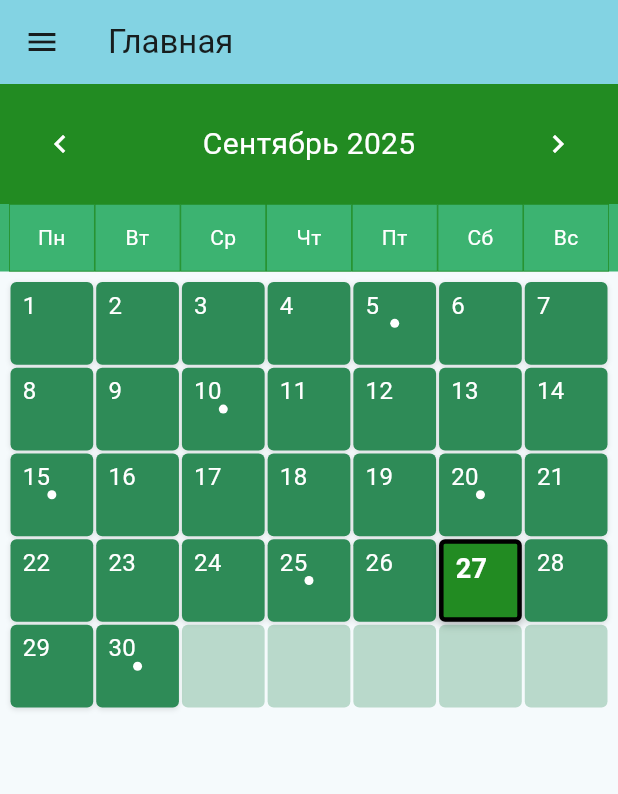
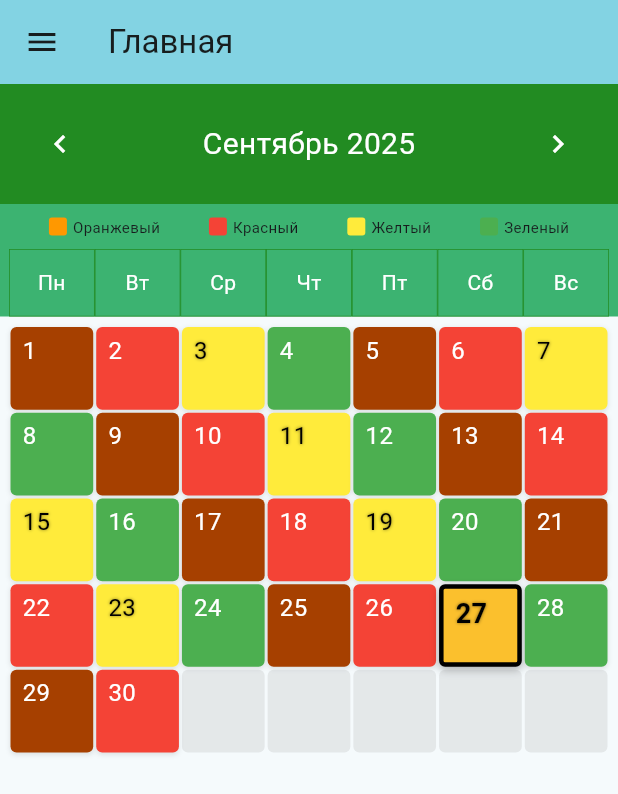
Before and after one commit to yzhjdjq/ScheduleWorkShifts, a Flutter app: the screen it shows after launch, on a phone screen of 412 x 824 dp. Shown: the top 794 px of the screen. Run offline on Flutter 3.47's test engine with Material 3 defaults, Android fonts, the phone set to English and light mode, and no system bars.

Commit message:
Add painting for static periodic cycle

```diff
--- a/lib/pages/home_page.dart
+++ b/lib/pages/home_page.dart
@@ -13,23 +13,36 @@ class _HomePageState extends State<HomePage> {
   late int _firstWeekday;
 
   // Цвета для календаря
-  final Color _seaGreen = const Color(0xFF2E8B57);
+  // final Color _seaGreen = const Color(0xFF2E8B57);
   final Color _seaGreenLight = const Color(0xFF3CB371);
   final Color _seaGreenDark = const Color(0xFF228B22);
   final Color _textColor = Colors.white;
 
+  // Цветовая палитра для периодической расцветки (цикл 4 дня)
+  final List<Color> _periodicColors = [
+    Color(0xFFA64000),      // День 1: Оранжевый
+    Colors.red,         // День 2: Красный
+    Colors.yellow,      // День 3: Желтый
+    Colors.green,       // День 4: Зеленый
+  ];
+
+  // Темные версии цветов для выделения текущего дня
+  final List<Color> _periodicColorsDark = [
+    Colors.orange.shade700,     // Темно-оранжевый
+    Colors.red.shade700,        // Темно-красный
+    Colors.yellow.shade700,     // Темно-желтый
+    Colors.green.shade700,      // Темно-зеленый
+  ];
+
   @override
   void initState() {
     super.initState();
-    _currentDate = DateTime.now(); // Инициализируем здесь
+    _currentDate = DateTime.now();
     _calculateCalendarData();
   }
 
   void _calculateCalendarData() {
-    // Количество дней в текущем месяце
     _daysInMonth = DateTime(_currentDate.year, _currentDate.month + 1, 0).day;
-
-    // Первый день месяца (1 = Monday, 7 = Sunday)
     _firstWeekday = DateTime(_currentDate.year, _currentDate.month, 1).weekday;
   }
 
@@ -38,24 +51,18 @@ class _HomePageState extends State<HomePage> {
     return Scaffold(
       body: Column(
         children: [
-          // Заголовок с текущим месяцем и годом
           _buildCalendarHeader(context),
-
-          // Дни недели
           _buildWeekDaysHeader(),
-
-          // Сетка календаря
-          Expanded(
-            child: _buildCalendarGrid(),
-          ),
+          Expanded(child: _buildCalendarGrid()),
         ],
       ),
     );
   }
 
-  // Заголовок календаря
   Widget _buildCalendarHeader(BuildContext context) {
-    return Container(
+    return Column(
+      children: [
+        Container(
           padding: const EdgeInsets.all(16),
           color: _seaGreenDark,
           child: Row(
@@ -79,16 +86,54 @@ class _HomePageState extends State<HomePage> {
               ),
             ],
           ),
+        ),
+        _buildColorLegend(),
+      ],
     );
   }
 
-  // Заголовок дней недели
+  Widget _buildColorLegend() {
+    return Container(
+      color: _seaGreenLight,
+      padding: const EdgeInsets.symmetric(vertical: 8),
+      child: Row(
+        mainAxisAlignment: MainAxisAlignment.spaceEvenly,
+        children: [
+          _buildLegendItem('Оранжевый', Colors.orange),
+          _buildLegendItem('Красный', Colors.red),
+          _buildLegendItem('Желтый', Colors.yellow),
+          _buildLegendItem('Зеленый', Colors.green),
+        ],
+      ),
+    );
+  }
+
+  Widget _buildLegendItem(String text, Color color) {
+    return Row(
+      children: [
+        Container(
+          width: 12,
+          height: 12,
+          decoration: BoxDecoration(
+            color: color,
+            borderRadius: BorderRadius.circular(2),
+          ),
+        ),
+        const SizedBox(width: 4),
+        Text(
+          text,
+          style: const TextStyle(fontSize: 10),
+        ),
+      ],
+    );
+  }
+
   Widget _buildWeekDaysHeader() {
     const List<String> weekDays = ['Пн', 'Вт', 'Ср', 'Чт', 'Пт', 'Сб', 'Вс'];
 
     return Container(
       color: _seaGreenLight,
-      padding: EdgeInsets.symmetric(horizontal: 6),
+      padding: const EdgeInsets.symmetric(horizontal: 6),
       child: Row(
         children: weekDays.map((day) => Expanded(
           child: Container(
@@ -111,22 +156,18 @@ class _HomePageState extends State<HomePage> {
     );
   }
 
-  // Сетка календаря
   Widget _buildCalendarGrid() {
-    final int totalCells = 35; // 5 недель × 7 дней
+    final int totalCells = 35;
     final List<Widget> cells = [];
 
-    // Добавляем пустые ячейки перед первым днем месяца
     for (int i = 1; i < _firstWeekday; i++) {
       cells.add(_buildEmptyCell());
     }
 
-    // Добавляем ячейки с днями месяца
     for (int day = 1; day <= _daysInMonth; day++) {
       cells.add(_buildDayCell(day));
     }
 
-    // Добавляем пустые ячейки после последнего дня месяца
     final int remainingCells = totalCells - cells.length;
     for (int i = 0; i < remainingCells; i++) {
       cells.add(_buildEmptyCell());
@@ -135,18 +176,19 @@ class _HomePageState extends State<HomePage> {
     return GridView.count(
       crossAxisCount: 7,
       childAspectRatio: 1.0,
-      padding: EdgeInsets.all(6),
+      padding: const EdgeInsets.all(6),
       children: cells,
     );
   }
 
-  // Ячейка с днем
   Widget _buildDayCell(int day) {
     final bool isToday = _isToday(day);
+    final Color dayColor = _getDayColor(day);
+    final Color dayColorDark = _getDayColorDark(day);
 
     // Базовый decoration
     BoxDecoration decoration = BoxDecoration(
-      color: _seaGreen,
+      color: dayColor,
       borderRadius: BorderRadius.circular(4),
       boxShadow: [
         BoxShadow(
@@ -160,7 +202,7 @@ class _HomePageState extends State<HomePage> {
     // Если сегодняшний день - добавляем особые стили
     if (isToday) {
       decoration = decoration.copyWith(
-        color: _seaGreenDark,
+        color: dayColorDark,
         boxShadow: [
           BoxShadow(
             color: Colors.black.withValues(alpha: .3),
@@ -183,9 +225,16 @@ class _HomePageState extends State<HomePage> {
             child: Text(
               day.toString(),
               style: TextStyle(
-                color: _textColor,
+                color: _getTextColorForBackground(dayColor), // Автоподбор цвета текста
                 fontWeight: isToday ? FontWeight.bold : FontWeight.normal,
                 fontSize: isToday ? 18 : 16,
+                shadows: [
+                  if (_needsTextShadow(dayColor))
+                    Shadow(
+                      color: Colors.black.withValues(alpha: .5),
+                      blurRadius: 2,
+                    ),
+                ],
               ),
             ),
           ),
@@ -195,53 +244,65 @@ class _HomePageState extends State<HomePage> {
     );
   }
 
-  // Пустая ячейка
+  // Получение цвета для дня по циклу 4 дня
+  Color _getDayColor(int day) {
+    final int colorIndex = (day - 1) % _periodicColors.length;
+    return _periodicColors[colorIndex];
+  }
+
+  // Получение темного цвета для выделения текущего дня
+  Color _getDayColorDark(int day) {
+    final int colorIndex = (day - 1) % _periodicColorsDark.length;
+    return _periodicColorsDark[colorIndex];
+  }
+
+  // Получение цвета текста в зависимости от фона
+  Color _getTextColorForBackground(Color backgroundColor) {
+    // Вычисляем яркость цвета
+    final double luminance = backgroundColor.computeLuminance();
+    // Если цвет светлый - используем черный текст, если темный - белый
+    return luminance > 0.5 ? Colors.black : Colors.white;
+  }
+
+  // Проверка, нужна ли тень для текста
+  bool _needsTextShadow(Color backgroundColor) {
+    final double luminance = backgroundColor.computeLuminance();
+    return luminance > 0.7; // Тень для очень светлых цветов
+  }
+
   Widget _buildEmptyCell() {
     return Container(
       margin: const EdgeInsets.all(1),
       decoration: BoxDecoration(
-        color: _seaGreen.withValues(alpha: .3),
+        color: Colors.grey.withValues(alpha: .2),
         borderRadius: BorderRadius.circular(4),
       ),
     );
   }
 
-  // Содержимое ячейки (можно кастомизировать)
   Widget _buildCellContent(int day) {
-    // Пример: показываем точку если день кратен 5
-    if (day % 5 == 0) {
-      return Container(
-        width: 6,
-        height: 6,
-        decoration: const BoxDecoration(
-          color: Colors.white,
-          shape: BoxShape.circle,
-        ),
-      );
+    // Можно добавить дополнительный контент в зависимости от дня
+    final int dayType = (day - 1) % 4;
+
+    switch (dayType) {
+      default:
+        return const SizedBox.shrink();
+    }
   }
 
-    return const SizedBox.shrink();
+  bool _isToday(int day) {
+    final DateTime now = DateTime.now();
+    return day == now.day && _currentDate.month == now.month && _currentDate.year == now.year;
   }
 
-  // Проверка, является ли день сегодняшним
-  bool _isToday(int day) {
-    final DateTime now = DateTime.now();
-    return day == now.day &&
-        _currentDate.month == now.month &&
-        _currentDate.year == now.year;
-  }
-
-  // Текст с месяцем и годом
   String _getMonthYearText() {
     const List<String> months = [
       'Январь', 'Февраль', 'Март', 'Апрель', 'Май', 'Июнь',
       'Июль', 'Август', 'Сентябрь', 'Октябрь', 'Ноябрь', 'Декабрь'
     ];
-
     return '${months[_currentDate.month - 1]} ${_currentDate.year}';
   }
 
-  // Переход к предыдущему месяцу
   void _previousMonth() {
     setState(() {
       _currentDate = DateTime(_currentDate.year, _currentDate.month - 1, 1);
@@ -249,7 +310,6 @@ class _HomePageState extends State<HomePage> {
     });
   }
 
-  // Переход к следующему месяцу
   void _nextMonth() {
     setState(() {
       _currentDate = DateTime(_currentDate.year, _currentDate.month + 1, 1);
```
Lines whose indentation alone changed are shown as unchanged.
